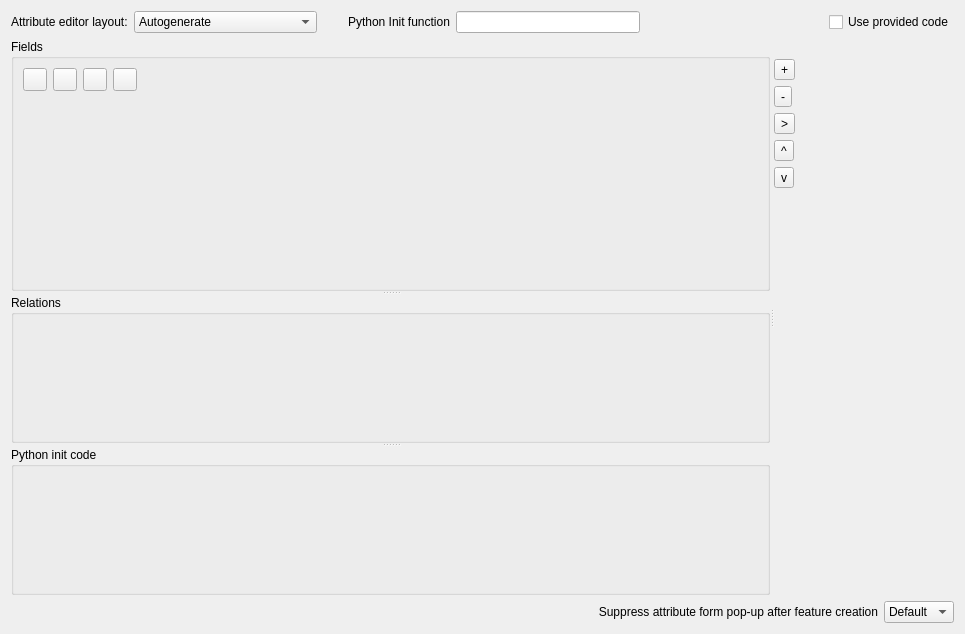
The window that src/ui/qgsfieldspropertiesbase.ui (carsmie/QGIS) describes before a commit, drawn with Qt 5.
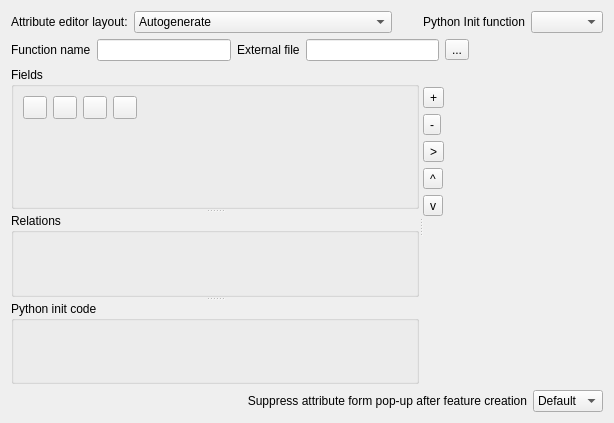
The same window after the commit. Icons and pictures are not drawn. Custom widgets are drawn as their Qt base class.

Commit message:
Refactored the python init function selector
Do not rely on the presence of a dot to load
a module. Loading a module can now be achieved
through the code editor in the dialog.

* added an option to load from environment
* added a file selector to specify the file
* changed tooltips accordingly

```diff
--- a/src/ui/qgsfieldspropertiesbase.ui
+++ b/src/ui/qgsfieldspropertiesbase.ui
@@ -6,12 +6,12 @@
    <rect>
     <x>0</x>
     <y>0</y>
-    <width>965</width>
-    <height>634</height>
+    <width>614</width>
+    <height>423</height>
    </rect>
   </property>
   <layout class="QGridLayout" name="gridLayout_6">
-   <item row="1" column="0" colspan="7">
+   <item row="0" column="0">
     <layout class="QHBoxLayout" name="horizontalLayout_3">
      <item>
       <widget class="QLabel" name="label_2">
@@ -83,7 +83,7 @@
       </widget>
      </item>
      <item>
-      <widget class="QLineEdit" name="leEditFormInit">
+      <widget class="QComboBox" name="mInitCodeSourceComboBox">
        <property name="toolTip">
         <string>QGIS forms can have a Python function that is called when the form is opened.
 Use this function to add extra logic to your forms. You can either provide the python 
@@ -104,33 +104,70 @@
        </property>
       </widget>
      </item>
+    </layout>
+   </item>
+   <item row="3" column="0">
+    <layout class="QHBoxLayout" name="horizontalLayout">
      <item>
-      <spacer name="horizontalSpacer_3">
-       <property name="orientation">
-        <enum>Qt::Horizontal</enum>
+      <widget class="QLabel" name="mFormSuppressLabel">
+       <property name="sizePolicy">
+        <sizepolicy hsizetype="MinimumExpanding" vsizetype="Maximum">
+         <horstretch>0</horstretch>
+         <verstretch>0</verstretch>
+        </sizepolicy>
        </property>
-       <property name="sizeHint" stdset="0">
+       <property name="minimumSize">
         <size>
-         <width>40</width>
-         <height>20</height>
+         <width>150</width>
+         <height>0</height>
         </size>
        </property>
-      </spacer>
-     </item>
-     <item>
-      <widget class="QCheckBox" name="leEditFormInitUseCode">
-       <property name="toolTip">
-        <string>Check this box to provide python init function code here instead of using an external file.</string>
-       </property>
        <property name="text">
-        <string>Use provided code</string>
+        <string>Suppress attribute form pop-up after feature creation</string>
        </property>
+       <property name="alignment">
+        <set>Qt::AlignRight|Qt::AlignTrailing|Qt::AlignVCenter</set>
+       </property>
+       <property name="wordWrap">
+        <bool>true</bool>
+       </property>
+      </widget>
+     </item>
+     <item>
+      <widget class="QComboBox" name="mFormSuppressCmbBx">
+       <property name="sizePolicy">
+        <sizepolicy hsizetype="Maximum" vsizetype="Fixed">
+         <horstretch>0</horstretch>
+         <verstretch>0</verstretch>
+        </sizepolicy>
+       </property>
+       <item>
+        <property name="text">
+         <string>Default</string>
+        </property>
+       </item>
+       <item>
+        <property name="text">
+         <string>On</string>
+        </property>
+       </item>
+       <item>
+        <property name="text">
+         <string>Off</string>
+        </property>
+       </item>
       </widget>
      </item>
     </layout>
    </item>
-   <item row="2" column="0" colspan="7">
+   <item row="2" column="0">
     <widget class="QSplitter" name="mSplitter">
+     <property name="sizePolicy">
+      <sizepolicy hsizetype="Expanding" vsizetype="Expanding">
+       <horstretch>0</horstretch>
+       <verstretch>0</verstretch>
+      </sizepolicy>
+     </property>
      <property name="orientation">
       <enum>Qt::Horizontal</enum>
      </property>
@@ -486,59 +523,73 @@
      </widget>
     </widget>
    </item>
-   <item row="3" column="0" colspan="7">
-    <layout class="QHBoxLayout" name="horizontalLayout">
-     <item>
-      <widget class="QLabel" name="mFormSuppressLabel">
-       <property name="sizePolicy">
-        <sizepolicy hsizetype="MinimumExpanding" vsizetype="Maximum">
-         <horstretch>0</horstretch>
-         <verstretch>0</verstretch>
-        </sizepolicy>
-       </property>
-       <property name="minimumSize">
-        <size>
-         <width>150</width>
-         <height>0</height>
-        </size>
-       </property>
-       <property name="text">
-        <string>Suppress attribute form pop-up after feature creation</string>
-       </property>
-       <property name="alignment">
-        <set>Qt::AlignRight|Qt::AlignTrailing|Qt::AlignVCenter</set>
-       </property>
-       <property name="wordWrap">
-        <bool>true</bool>
-       </property>
-      </widget>
-     </item>
-     <item>
-      <widget class="QComboBox" name="mFormSuppressCmbBx">
-       <property name="sizePolicy">
-        <sizepolicy hsizetype="Maximum" vsizetype="Fixed">
-         <horstretch>0</horstretch>
-         <verstretch>0</verstretch>
-        </sizepolicy>
-       </property>
-       <item>
+   <item row="1" column="0">
+    <widget class="QWidget" name="mInitFunctionContainer" native="true">
+     <property name="sizePolicy">
+      <sizepolicy hsizetype="Preferred" vsizetype="Minimum">
+       <horstretch>0</horstretch>
+       <verstretch>0</verstretch>
+      </sizepolicy>
+     </property>
+     <layout class="QHBoxLayout" name="horizontalLayout_4">
+      <property name="leftMargin">
+       <number>0</number>
+      </property>
+      <property name="topMargin">
+       <number>0</number>
+      </property>
+      <property name="rightMargin">
+       <number>0</number>
+      </property>
+      <property name="bottomMargin">
+       <number>0</number>
+      </property>
+      <item>
+       <widget class="QLabel" name="mInitFunctionLabel">
         <property name="text">
-         <string>Default</string>
+         <string>Function name</string>
         </property>
-       </item>
-       <item>
+       </widget>
+      </item>
+      <item>
+       <widget class="QLineEdit" name="mInitFunctionLineEdit">
+        <property name="toolTip">
+         <string>Enter the name of the form init function.</string>
+        </property>
+       </widget>
+      </item>
+      <item>
+       <widget class="QLabel" name="mInitFilePathLabel">
         <property name="text">
-         <string>On</string>
+         <string>External file</string>
         </property>
-       </item>
-       <item>
+       </widget>
+      </item>
+      <item>
+       <widget class="QLineEdit" name="mInitFilePathLineEdit"/>
+      </item>
+      <item>
+       <widget class="QToolButton" name="pbtnSelectInitFilePath">
         <property name="text">
-         <string>Off</string>
+         <string>...</string>
         </property>
-       </item>
-      </widget>
-     </item>
-    </layout>
+       </widget>
+      </item>
+      <item>
+       <spacer name="horizontalSpacer_4">
+        <property name="orientation">
+         <enum>Qt::Horizontal</enum>
+        </property>
+        <property name="sizeHint" stdset="0">
+         <size>
+          <width>0</width>
+          <height>0</height>
+         </size>
+        </property>
+       </spacer>
+      </item>
+     </layout>
+    </widget>
    </item>
   </layout>
  </widget>
```
Left out of the diff: 41 changed lines with no effect on the pictures. The commit also changes 8 other files.
